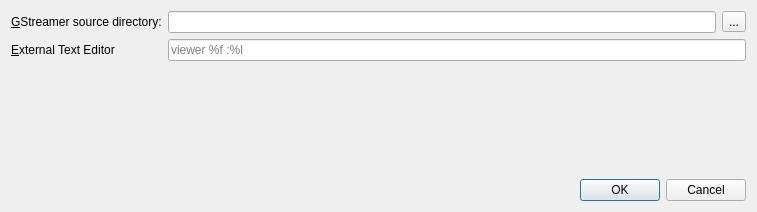
Old version of the form preferences.ui in the repository task-jp/gstreamer-log-viewer.
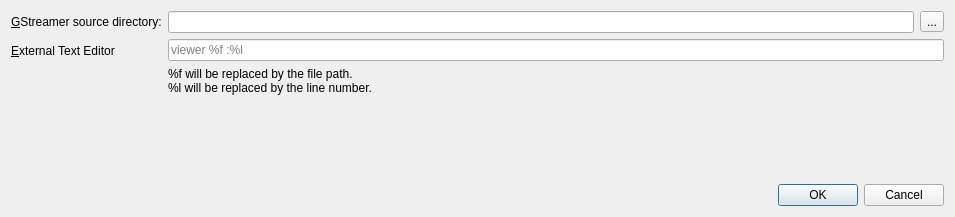
New version of the form.

Commit message: Enable select gstreamer source directory button

```diff
--- a/preferences.ui
+++ b/preferences.ui
@@ -6,14 +6,14 @@
    <rect>
     <x>0</x>
     <y>0</y>
-    <width>757</width>
-    <height>212</height>
+    <width>955</width>
+    <height>217</height>
    </rect>
   </property>
   <property name="windowTitle">
    <string>Dialog</string>
   </property>
-  <layout class="QVBoxLayout" name="verticalLayout">
+  <layout class="QVBoxLayout" name="verticalLayout_2">
    <item>
     <layout class="QFormLayout" name="formLayout">
      <item row="0" column="0">
@@ -51,11 +51,24 @@
       </widget>
      </item>
      <item row="1" column="1">
+      <layout class="QVBoxLayout" name="verticalLayout">
+       <item>
       <widget class="QLineEdit" name="externalTextEditor">
        <property name="placeholderText">
         <string>viewer %f :%l</string>
        </property>
       </widget>
+       </item>
+       <item>
+        <widget class="QLabel" name="label_2">
+         <property name="text">
+          <string>%f will be replaced by the file path.
+%l will be replaced by the line number.
+</string>
+         </property>
+        </widget>
+       </item>
+      </layout>
      </item>
     </layout>
    </item>
```
Left out of the diff: 4 changed lines with no effect on the pictures. Lines whose indentation alone changed are shown as unchanged. The commit also changes 1 other file.
